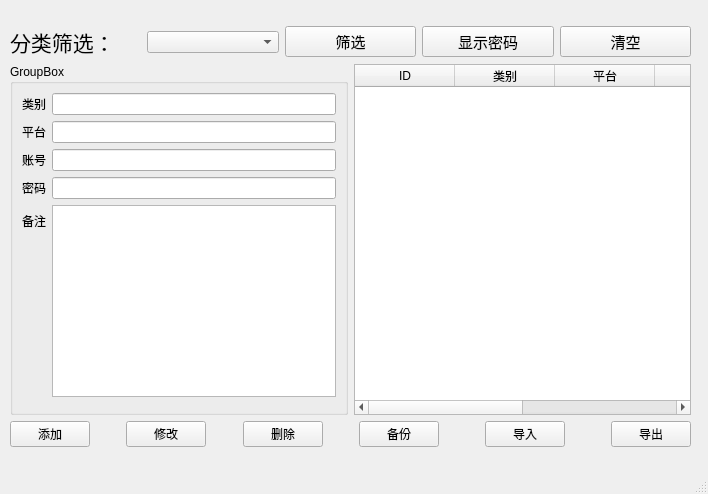
Old version of the form mainwindow.ui in the repository Zyc-paper-tigers/PasswordManager.
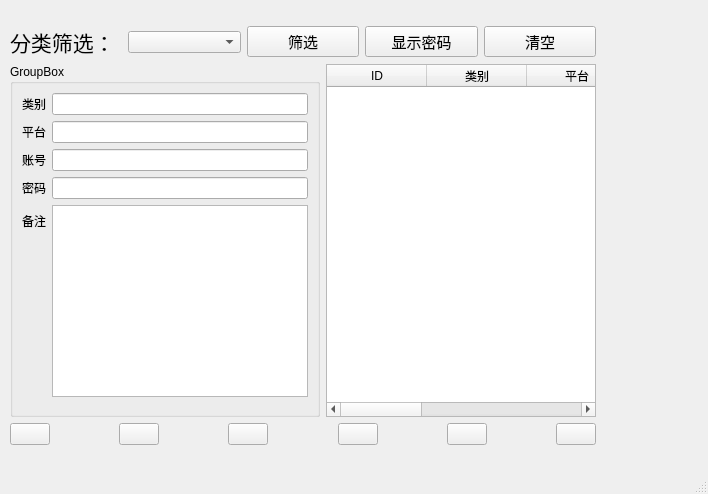
New version of the form. Icons and pictures are not drawn.

Diff of the .ui file:
```diff
--- a/mainwindow.ui
+++ b/mainwindow.ui
@@ -25,8 +25,8 @@
      <rect>
       <x>10</x>
       <y>26</y>
-      <width>681</width>
-      <height>421</height>
+      <width>586</width>
+      <height>419</height>
      </rect>
     </property>
     <property name="sizePolicy">
@@ -42,6 +42,7 @@
         <widget class="QLabel" name="label">
          <property name="font">
           <font>
+           <family>MV Boli</family>
            <pointsize>16</pointsize>
           </font>
          </property>
@@ -57,6 +58,7 @@
         <widget class="QPushButton" name="btnFilter">
          <property name="font">
           <font>
+           <family>MS Gothic</family>
            <pointsize>11</pointsize>
           </font>
          </property>
@@ -69,6 +71,7 @@
         <widget class="QPushButton" name="btnShowPassword">
          <property name="font">
           <font>
+           <family>Poor Richard</family>
            <pointsize>11</pointsize>
           </font>
          </property>
@@ -81,6 +84,7 @@
         <widget class="QPushButton" name="btnClearInputs">
          <property name="font">
           <font>
+           <family>Palatino Linotype</family>
            <pointsize>11</pointsize>
           </font>
          </property>
@@ -199,8 +203,11 @@
       <layout class="QHBoxLayout" name="horizontalLayout_2">
        <item>
         <widget class="QPushButton" name="btnAdd">
+         <property name="styleSheet">
+          <string notr="true">image: url(:/img/tianjia.png);</string>
+         </property>
          <property name="text">
-          <string>添加</string>
+          <string/>
          </property>
         </widget>
        </item>
@@ -219,8 +226,11 @@
        </item>
        <item>
         <widget class="QPushButton" name="btnUpdate">
+         <property name="styleSheet">
+          <string notr="true">image: url(:/img/xiugai.png);</string>
+         </property>
          <property name="text">
-          <string>修改</string>
+          <string/>
          </property>
         </widget>
        </item>
@@ -239,8 +249,11 @@
        </item>
        <item>
         <widget class="QPushButton" name="btnDelete">
+         <property name="styleSheet">
+          <string notr="true">image: url(:/img/shanchu.png);</string>
+         </property>
          <property name="text">
-          <string>删除</string>
+          <string/>
          </property>
         </widget>
        </item>
@@ -259,8 +272,11 @@
        </item>
        <item>
         <widget class="QPushButton" name="btnBackup">
+         <property name="styleSheet">
+          <string notr="true">image: url(:/img/beifen.png);</string>
+         </property>
          <property name="text">
-          <string>备份</string>
+          <string/>
          </property>
         </widget>
        </item>
@@ -279,8 +295,11 @@
        </item>
        <item>
         <widget class="QPushButton" name="btnImport">
+         <property name="styleSheet">
+          <string notr="true">image: url(:/img/daoru.png);</string>
+         </property>
          <property name="text">
-          <string>导入</string>
+          <string/>
          </property>
         </widget>
        </item>
@@ -299,8 +318,11 @@
        </item>
        <item>
         <widget class="QPushButton" name="btnExport">
+         <property name="styleSheet">
+          <string notr="true">image: url(:/img/daochu.png);</string>
+         </property>
          <property name="text">
-          <string>导出</string>
+          <string/>
          </property>
         </widget>
        </item>
```
Left out of the diff: 25 changed lines with no effect on the pictures.
